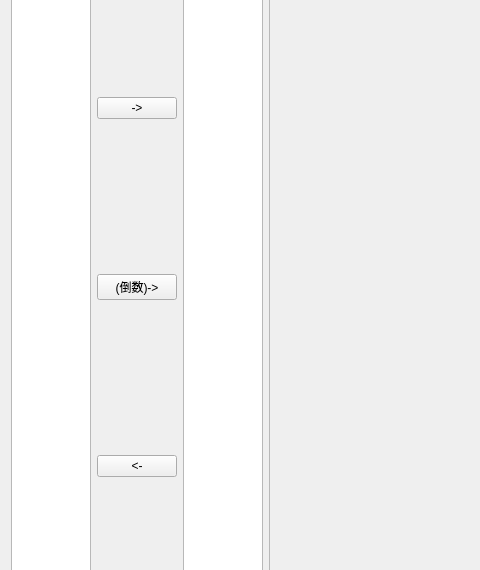
The window that ui/analysis.ui (wqhot/ZNTKGUI) describes before a commit, drawn with Qt 5; both pictures show x 0 to 480 and y 119 to 689 of the 1300 by 784 pixel window.
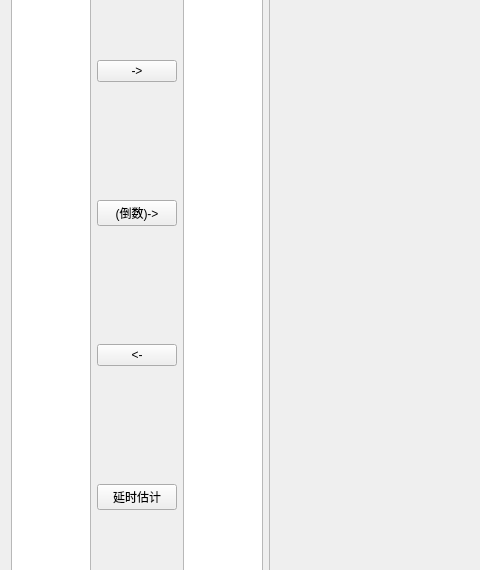
The same window after the commit. Icons and pictures are not drawn.

Commit message: feature: 估计延时功能 待完善

Patch:
```diff
--- a/ui/analysis.ui
+++ b/ui/analysis.ui
@@ -173,6 +173,25 @@
              </property>
             </widget>
            </item>
+           <item>
+            <widget class="QPushButton" name="pushButton_4">
+             <property name="sizePolicy">
+              <sizepolicy hsizetype="Maximum" vsizetype="Fixed">
+               <horstretch>2</horstretch>
+               <verstretch>0</verstretch>
+              </sizepolicy>
+             </property>
+             <property name="maximumSize">
+              <size>
+               <width>16777215</width>
+               <height>16777215</height>
+              </size>
+             </property>
+             <property name="text">
+              <string>延时估计</string>
+             </property>
+            </widget>
+           </item>
           </layout>
          </item>
          <item>
```
The commit also changes 2 other files.
